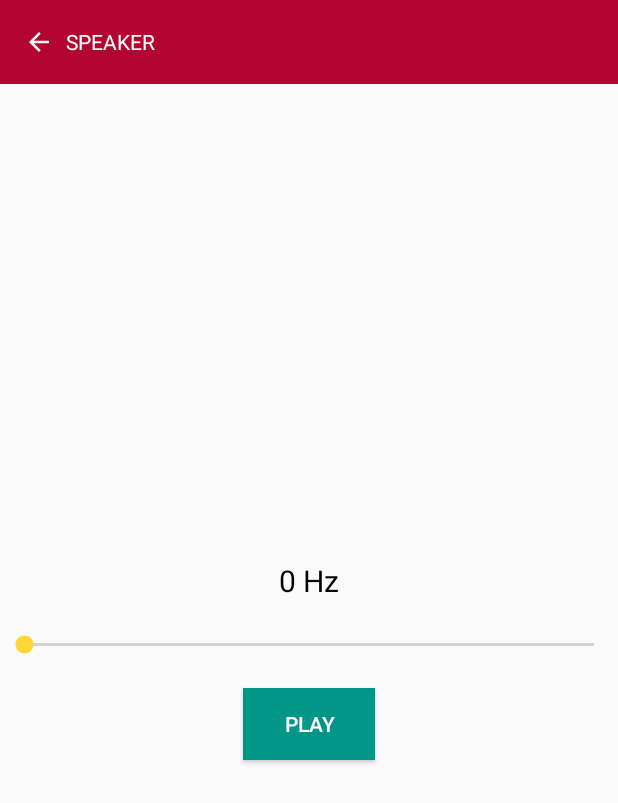
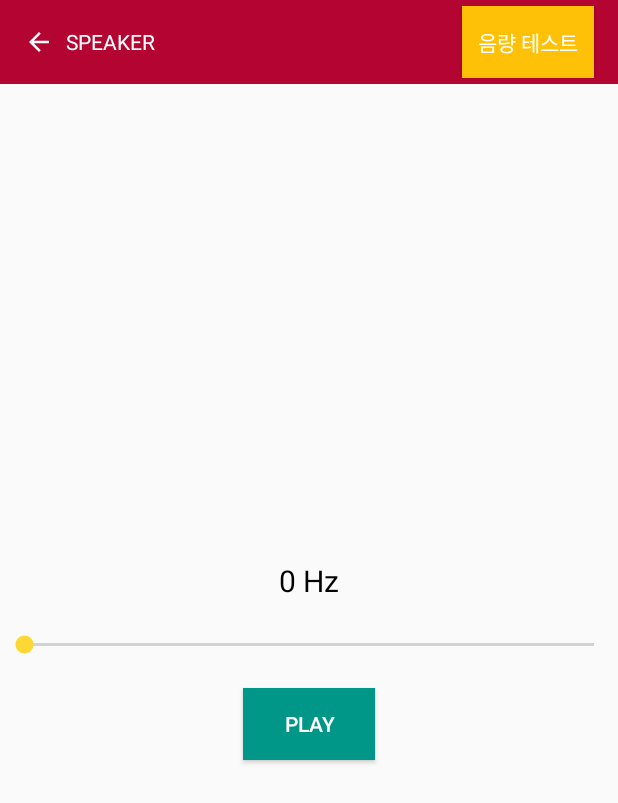
Before and after one commit to taeiim/Intern_TheS, an Android app: the SpeakerActivity screen opened directly, with no data from a screen before it, on a phone screen of 412 x 824 dp. Shown: the top 803 px of the screen. Run offline under Robolectric (Android 15) with nearby library versions, the phone set to English and light mode, and no system bars; libraries missing offline, so code that uses them is left out: com.hyperiontech.ledctl.

Commit message:
add music speaker test

```diff
--- a/Sensor_Test_Application/app/src/main/java/com/example/parktaeim/sensor_test_application/SpeakerActivity.java
+++ b/Sensor_Test_Application/app/src/main/java/com/example/parktaeim/sensor_test_application/SpeakerActivity.java
@@ -1,16 +1,22 @@
 package com.example.parktaeim.sensor_test_application;
 
+import android.content.Context;
 import android.media.AudioFormat;
 import android.media.AudioManager;
 import android.media.AudioTrack;
+import android.media.MediaPlayer;
 import android.os.Bundle;
 import android.support.annotation.Nullable;
 import android.support.v7.app.AppCompatActivity;
 import android.util.Log;
 import android.view.View;
 import android.widget.Button;
+import android.widget.ImageView;
+import android.widget.LinearLayout;
 import android.widget.SeekBar;
 import android.widget.TextView;
+
+import java.io.IOException;
 
 
 /**
@@ -23,15 +29,45 @@ public class SpeakerActivity extends AppCompatActivity {
     private Button playStopBtn;
     private AudioTrack tone;
 
+    private Button changeTestBtn;
+    private ImageView playSoundBtn;
+    private ImageView pauseSoundBtn;
+    private SeekBar soundSeekbar;
+
+    private MediaPlayer mediaPlayer;
+    private AudioManager audioManager;
+
+    LinearLayout hzTestLayout;
+    LinearLayout soundTestLayout;
+
     @Override
     protected void onCreate(@Nullable Bundle savedInstanceState) {
         super.onCreate(savedInstanceState);
         setContentView(R.layout.activity_speaker);
 
+        hzTestLayout = (LinearLayout) findViewById(R.id.hzTestLayout);
+        soundTestLayout = (LinearLayout) findViewById(R.id.soundTestLayout);
+
+        changeTestBtn = (Button) findViewById(R.id.changeTestBtn);
+        playSoundBtn = (ImageView) findViewById(R.id.icon_play);
+        pauseSoundBtn = (ImageView) findViewById(R.id.icon_pause);
+        soundSeekbar = (SeekBar) findViewById(R.id.soundSeekbar);
+
         hzTextView = (TextView) findViewById(R.id.hzTextView);
-        hzSeekBar = (SeekBar) findViewById(R.id.seekbar);
+        hzSeekBar = (SeekBar) findViewById(R.id.hzSeekbar);
         playStopBtn = (Button) findViewById(R.id.playStopBtn);
 
+        audioManager = (AudioManager) getApplicationContext().getSystemService(Context.AUDIO_SERVICE);
+
+        mediaPlayer = MediaPlayer.create(this,R.raw.music);
+        mediaPlayer.setLooping(true);
+
+        setView();
+        hzTester();
+        soundTester();
+    }
+
+    private void hzTester() {
         hzSeekBar.setMax(4020);
         hzSeekBar.setProgress(0);
         tone = generateTone(0,1000);
@@ -66,20 +102,78 @@ public class SpeakerActivity extends AppCompatActivity {
             }
         });
 
-        Thread thread = new Thread(){
+    }
+
+    private void soundTester() {
+        TextView volumeTv = (TextView) findViewById(R.id.volumeTextView);
+
+        int currentVolume_max15 = audioManager.getStreamVolume(AudioManager.STREAM_SYSTEM);
+        int currentVolume = (int)((100.0/15.0)*currentVolume_max15);
+        soundSeekbar.setProgress(currentVolume);
+        volumeTv.setText(String.valueOf(currentVolume));
+
+        playSoundBtn.setOnClickListener(new View.OnClickListener() {
             @Override
-            public void run() {
-                super.run();
-                Log.d("getPlayState===",String.valueOf(tone.getPlayState()));
-                if(tone.getPlayState()==AudioTrack.PLAYSTATE_PLAYING){
-                    playStopBtn.setText("PAUSE");
-                }else {
-                    playStopBtn.setText("PLAY");
+            public void onClick(View v) {
+
+                mediaPlayer.start();
+                playSoundBtn.setVisibility(View.GONE);
+                pauseSoundBtn.setVisibility(View.VISIBLE);
+            }
+        });
+
+        pauseSoundBtn.setOnClickListener(new View.OnClickListener() {
+            @Override
+            public void onClick(View v) {
+                playSoundBtn.setVisibility(View.VISIBLE);
+                pauseSoundBtn.setVisibility(View.GONE);
+
+                mediaPlayer.pause();
+            }
+        });
+
+        soundSeekbar.setOnSeekBarChangeListener(new SeekBar.OnSeekBarChangeListener() {
+            @Override
+            public void onProgressChanged(SeekBar seekBar, int progress, boolean fromUser) {
+                audioManager.setStreamVolume(AudioManager.STREAM_MUSIC,(int)(progress/100.0*15),0);
+                Log.d("volume!!!!!!!!!!===",String.valueOf(progress/100.0*15));
+                volumeTv.setText(String.valueOf(progress));
+            }
+
+            @Override
+            public void onStartTrackingTouch(SeekBar seekBar) {
+
+            }
+
+            @Override
+            public void onStopTrackingTouch(SeekBar seekBar) {
+
+            }
+        });
+    }
+
+    private void setView() {
+        changeTestBtn.setOnClickListener(new View.OnClickListener() {
+            @Override
+            public void onClick(View v) {
+                if(changeTestBtn.getText().equals("음량 테스트")){
+                    hzTestLayout.setVisibility(View.GONE);
+                    soundTestLayout.setVisibility(View.VISIBLE);
+                    changeTestBtn.setText("hz 테스트");
+
+                } else if(changeTestBtn.getText().equals("hz 테스트")){
+                    soundTestLayout.setVisibility(View.GONE);
+                    hzTestLayout.setVisibility(View.VISIBLE);
+                    changeTestBtn.setText("음량 테스트");
+
+                    if(mediaPlayer.isPlaying()){
+                        mediaPlayer.pause();
+                        pauseSoundBtn.setVisibility(View.GONE);
+                        playSoundBtn.setVisibility(View.VISIBLE);
+                    }
                 }
             }
-        };
-        thread.start();
-
+        });
     }
 
     private AudioTrack generateTone(double freqHz, int durationMs)
@@ -97,4 +191,13 @@ public class SpeakerActivity extends AppCompatActivity {
         track.write(samples, 0, count);
         return track;
     }
+
+    @Override
+    protected void onDestroy() {
+        super.onDestroy();
+        if(mediaPlayer != null){
+            mediaPlayer.release();
+            mediaPlayer = null;
+        }
+    }
 }
--- a/Sensor_Test_Application/app/src/main/res/layout/activity_speaker.xml
+++ b/Sensor_Test_Application/app/src/main/res/layout/activity_speaker.xml
@@ -23,20 +23,38 @@
             android:text="SPEAKER"
             android:textColor="#FFFFFF" />
 
+        <RelativeLayout
+            android:layout_width="match_parent"
+            android:layout_height="match_parent">
+
+            <Button
+                android:id="@+id/changeTestBtn"
+                android:layout_width="wrap_content"
+                android:layout_height="wrap_content"
+                android:layout_alignParentRight="true"
+                android:layout_marginRight="16dp"
+                android:background="#FFC107"
+                android:text="음량 테스트"
+                android:textColor="#FFF"
+                android:textSize="14dp" />
+
+        </RelativeLayout>
+
     </android.support.v7.widget.Toolbar>
 
     <LinearLayout
+        android:id="@+id/hzTestLayout"
         android:layout_width="match_parent"
         android:layout_height="match_parent"
-        android:orientation="vertical"
-        android:gravity="center">
+        android:gravity="center"
+        android:orientation="vertical">
 
         <LinearLayout
             android:layout_width="match_parent"
             android:layout_height="wrap_content"
+            android:layout_marginBottom="20dp"
             android:gravity="center_horizontal"
-            android:orientation="horizontal"
-            android:layout_marginBottom="20dp">
+            android:orientation="horizontal">
 
             <TextView
                 android:id="@+id/hzTextView"
@@ -56,7 +74,7 @@
         </LinearLayout>
 
         <SeekBar
-            android:id="@+id/seekbar"
+            android:id="@+id/hzSeekbar"
             android:layout_width="match_parent"
             android:layout_height="wrap_content" />
 
@@ -70,4 +88,55 @@
             android:text="PLAY"
             android:textColor="#FFFFFF" />
     </LinearLayout>
+
+    <LinearLayout
+        android:id="@+id/soundTestLayout"
+        android:layout_width="match_parent"
+        android:layout_height="match_parent"
+        android:orientation="vertical"
+        android:gravity="center">
+
+        <ImageView
+            android:id="@+id/icon_play"
+            android:layout_width="50dp"
+            android:layout_height="50dp"
+            android:src="@drawable/icon_play"/>
+
+        <ImageView
+            android:id="@+id/icon_pause"
+            android:layout_width="50dp"
+            android:layout_height="50dp"
+            android:src="@drawable/icon_pause"
+            android:visibility="gone"/>
+
+        <SeekBar
+            android:id="@+id/soundSeekbar"
+            android:layout_width="match_parent"
+            android:layout_height="wrap_content"
+            android:layout_marginTop="32dp"
+            android:max="100" />
+
+        <LinearLayout
+            android:layout_width="match_parent"
+            android:layout_height="wrap_content"
+            android:orientation="horizontal"
+            android:gravity="center"
+            android:layout_marginTop="10dp">
+
+            <TextView
+                android:layout_width="wrap_content"
+                android:layout_height="wrap_content"
+                android:text="Volume : "
+                android:textSize="16dp" />
+
+            <TextView
+                android:id="@+id/volumeTextView"
+                android:layout_width="wrap_content"
+                android:layout_height="wrap_content"
+                android:text=""
+                android:textSize="16dp"
+                android:textColor="#000"/>
+
+        </LinearLayout>
+    </LinearLayout>
 </LinearLayout>
```
Also changed, not shown: Sensor_Test_Application/app/src/main/res/drawable/icon_pause.png (added), Sensor_Test_Application/app/src/main/res/drawable/icon_play.png (added), 1 other file.
